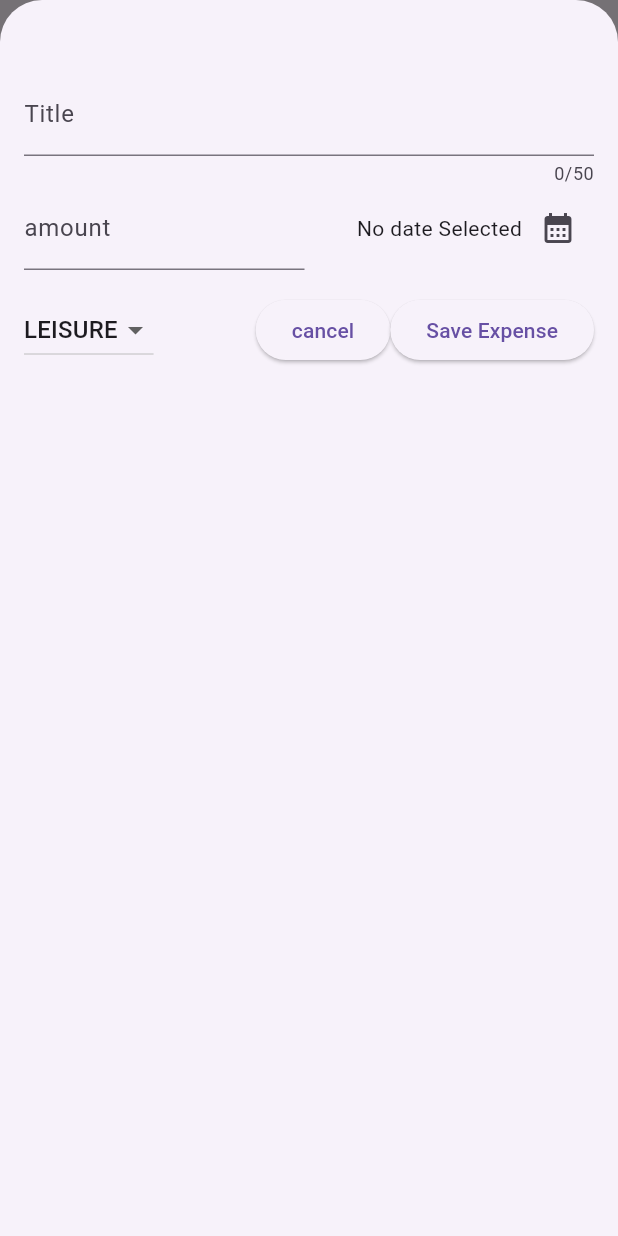
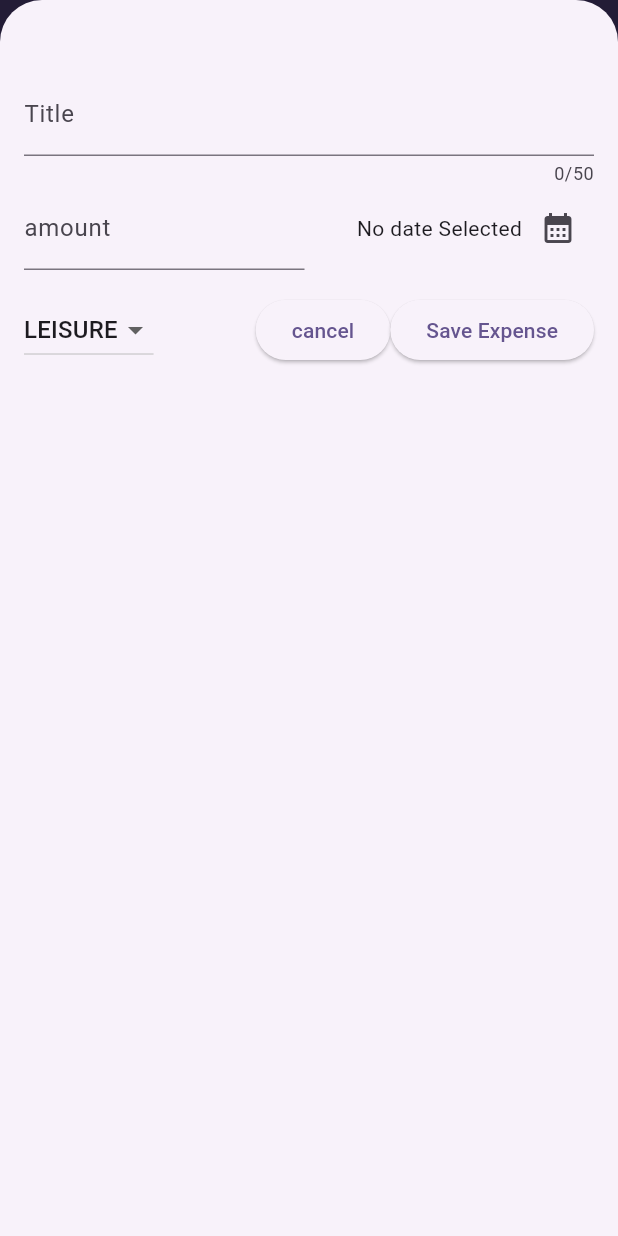
Before and after one commit to TommyPurba/expanse_tracker, a Flutter app: the screen it shows after launch, after a tap on the "add" icon, on a phone screen of 412 x 824 dp. Run offline on Flutter 3.47's test engine with Material 3 defaults, Android fonts, the phone set to English and light mode, and no system bars.

Commit message:
add how to manage collor

```diff
--- a/lib/main.dart
+++ b/lib/main.dart
@@ -1,9 +1,19 @@
 import 'package:flutter/material.dart';
 import 'package:thefour/widgets/expense.dart';
+
+var kColourScheem = ColorScheme.fromSeed(seedColor: Color.fromARGB(255, 96, 59, 181));
 
 void main(){
   runApp(
     MaterialApp(
+      theme: ThemeData().copyWith(
+
+        colorScheme: kColourScheem,
+        appBarTheme: AppBarTheme().copyWith(
+          backgroundColor: kColourScheem.onPrimaryContainer,
+          foregroundColor: kColourScheem.primaryContainer,
+        )
+      ),
       home: Expense(),
     )
   );
```
